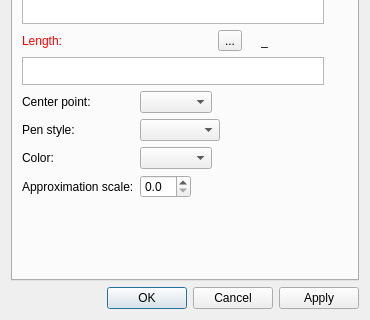
The window that src/libs/vtools/dialogs/tools/dialogarcwithlength.ui (dismine/valentina) describes before a commit, drawn with Qt 5; both pictures show x 0 to 370 and y 138 to 458 of the 370 by 458 pixel window.
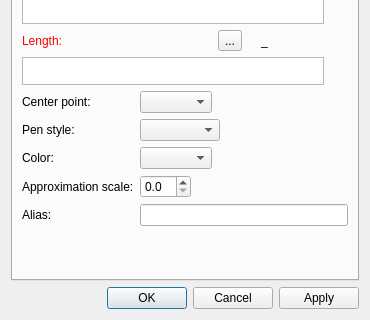
The same window after the commit. Icons and pictures are not drawn. Custom widgets are drawn as their Qt base class.

Commit message: Alias field for tool Arc with length.

```diff
--- a/src/libs/vtools/dialogs/tools/dialogarcwithlength.ui
+++ b/src/libs/vtools/dialogs/tools/dialogarcwithlength.ui
@@ -651,6 +651,20 @@
            </property>
           </widget>
          </item>
+         <item row="4" column="0">
+          <widget class="QLabel" name="labelAlias">
+           <property name="text">
+            <string>Alias:</string>
+           </property>
+          </widget>
+         </item>
+         <item row="4" column="1">
+          <widget class="QLineEdit" name="lineEditAlias">
+           <property name="clearButtonEnabled">
+            <bool>true</bool>
+           </property>
+          </widget>
+         </item>
         </layout>
        </item>
        <item>
```
The commit also changes 9 other files.
